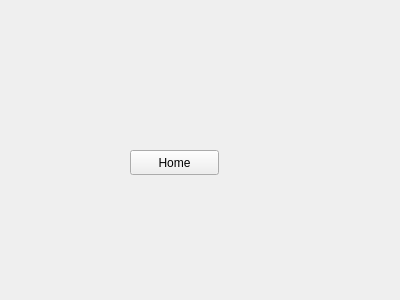
Above: src/pages/home/home.ui from aquelegustavo/secretpp before the change. Below: the same form after it.
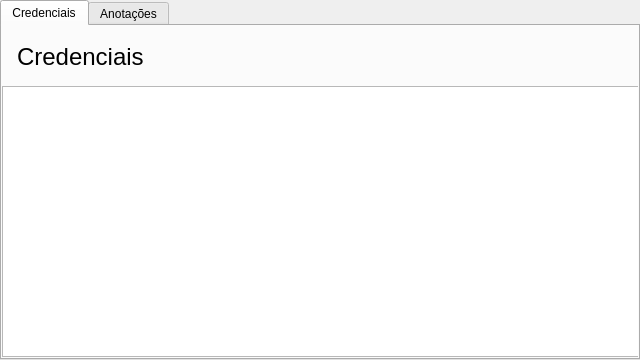
That is the form after the change.

The edit to the form file:
```diff
--- a/src/pages/home/home.ui
+++ b/src/pages/home/home.ui
@@ -6,25 +6,91 @@
    <rect>
     <x>0</x>
     <y>0</y>
-    <width>400</width>
-    <height>300</height>
+    <width>640</width>
+    <height>360</height>
    </rect>
   </property>
   <property name="windowTitle">
    <string>Form</string>
   </property>
-  <widget class="QPushButton" name="pushButton">
+  <widget class="QTabWidget" name="tabWidget">
    <property name="geometry">
     <rect>
-     <x>130</x>
-     <y>150</y>
-     <width>89</width>
-     <height>25</height>
+     <x>0</x>
+     <y>0</y>
+     <width>640</width>
+     <height>360</height>
     </rect>
    </property>
-   <property name="text">
-    <string>Home</string>
+   <property name="currentIndex">
+    <number>0</number>
    </property>
+   <widget class="QWidget" name="credentialsTab">
+    <attribute name="title">
+     <string>Credenciais</string>
+    </attribute>
+    <widget class="QLabel" name="credentialsTitle">
+     <property name="geometry">
+      <rect>
+       <x>15</x>
+       <y>15</y>
+       <width>141</width>
+       <height>31</height>
+      </rect>
+     </property>
+     <property name="font">
+      <font>
+       <pointsize>18</pointsize>
+      </font>
+     </property>
+     <property name="text">
+      <string>Credenciais</string>
+     </property>
+    </widget>
+    <widget class="QTableWidget" name="credentialsTable">
+     <property name="geometry">
+      <rect>
+       <x>0</x>
+       <y>60</y>
+       <width>640</width>
+       <height>271</height>
+      </rect>
+     </property>
+    </widget>
+   </widget>
+   <widget class="QWidget" name="notestab">
+    <attribute name="title">
+     <string>Anotações</string>
+    </attribute>
+    <widget class="QLabel" name="noteTitle">
+     <property name="geometry">
+      <rect>
+       <x>15</x>
+       <y>15</y>
+       <width>141</width>
+       <height>31</height>
+      </rect>
+     </property>
+     <property name="font">
+      <font>
+       <pointsize>18</pointsize>
+      </font>
+     </property>
+     <property name="text">
+      <string>Anotações</string>
+     </property>
+    </widget>
+    <widget class="QTableWidget" name="notesTable">
+     <property name="geometry">
+      <rect>
+       <x>0</x>
+       <y>60</y>
+       <width>640</width>
+       <height>271</height>
+      </rect>
+     </property>
+    </widget>
+   </widget>
   </widget>
  </widget>
  <resources/>
```
